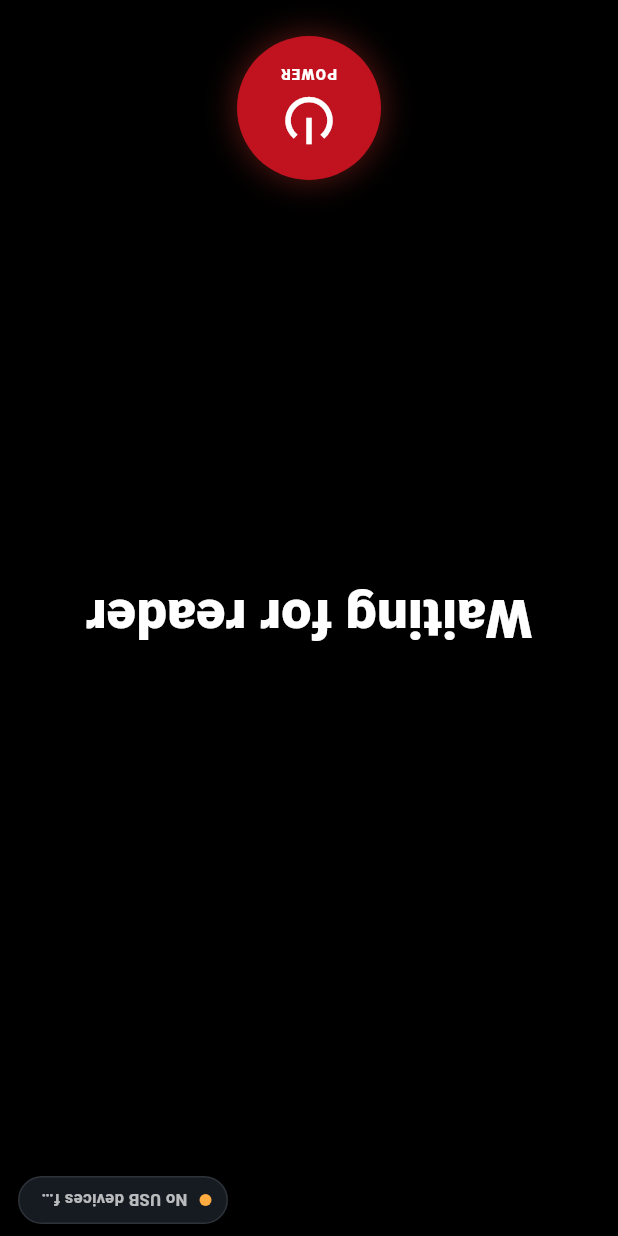
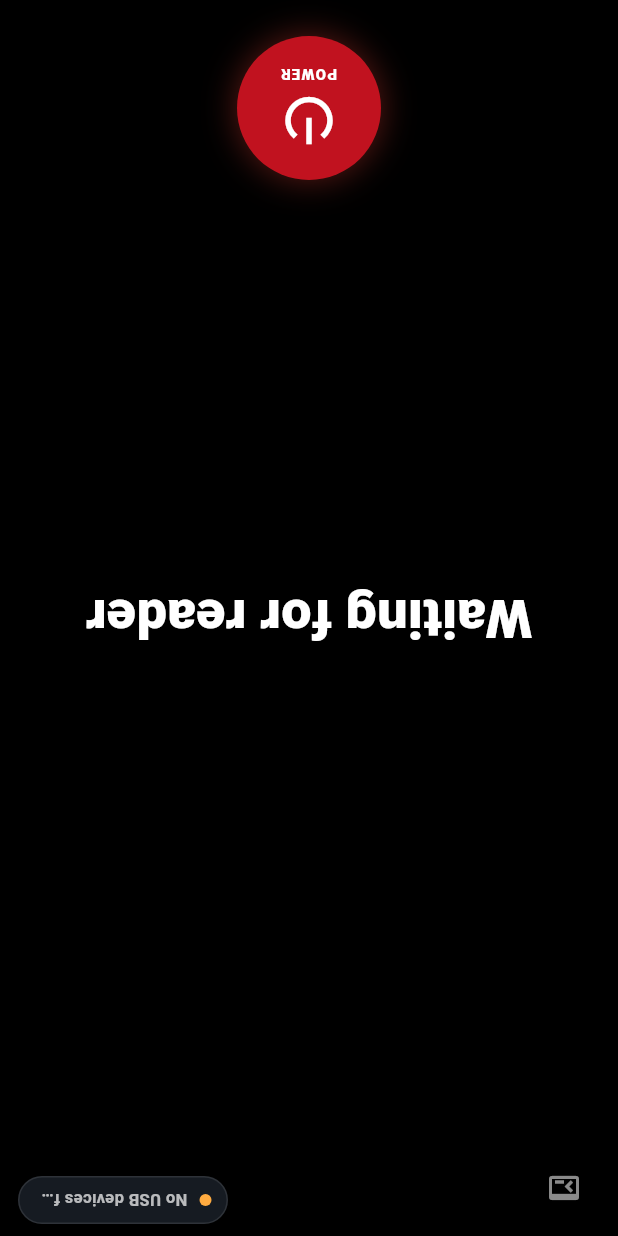
Before and after one commit to ciaronanper/AbacusDetect, a Flutter app: the screen it shows after launch, on a phone screen of 412 x 824 dp. Run offline on Flutter 3.47's test engine with Material 3 defaults, Android fonts, the phone set to English and light mode, and no system bars; missing offline and left inert: usb_serial.

Commit message:
Update serial reader and flutter project documentation with replit configuration changes
Replit-Commit-Author: Agent

```diff
--- a/flutter_app/abacusdetect_v1/lib/serial_reader_screen.dart
+++ b/flutter_app/abacusdetect_v1/lib/serial_reader_screen.dart
@@ -232,7 +232,7 @@ class _SerialReaderScreenState extends State<SerialReaderScreen> {
         _status.toLowerCase().contains("open") ||
         _status.toLowerCase().contains("ready");
     final statusText = isConnected ? "USB" : _status;
-    final statusValue = battery != null && battery.isNotEmpty ? "$battery" : null;
+    final statusValue = battery.isNotEmpty ? battery : null;
 
     final buttonColor =
         _buttonPressed ? const Color(0xFF9B111E) : const Color(0xFFC1121F);
@@ -271,6 +271,15 @@ class _SerialReaderScreenState extends State<SerialReaderScreen> {
                 ),
               ),
               Positioned(
+                top: 8,
+                left: 12,
+                child: IconButton(
+                  onPressed: _showLogsSheet,
+                  icon: const Icon(Icons.terminal, color: Colors.white54),
+                  tooltip: 'UART logs',
+                ),
+              ),
+              Positioned(
                 left: 0,
                 right: 0,
                 bottom: 24,
@@ -291,8 +300,8 @@ class _SerialReaderScreenState extends State<SerialReaderScreen> {
                           shape: BoxShape.circle,
                           boxShadow: [
                             BoxShadow(
-                              color: Colors.red.withOpacity(
-                                _buttonPressed ? 0.18 : 0.35,
+                              color: Colors.red.withValues(
+                                alpha: _buttonPressed ? 0.18 : 0.35,
                               ),
                               blurRadius: _buttonPressed ? 10 : 18,
                               spreadRadius: 1,
```
Also changed, not shown: 3 other files.
